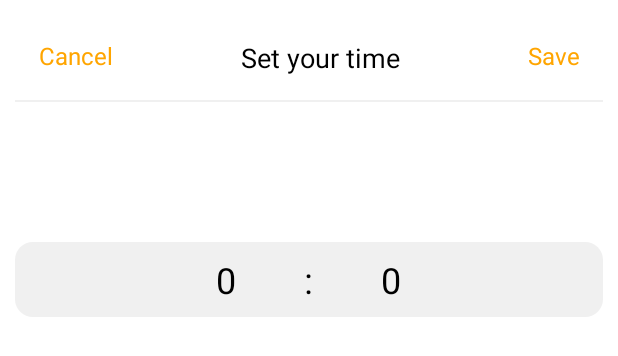
After one commit to LeQNha/DACN1_ToTasks, an Android app: the layout fragment_time_picker_bottom_sheet.xml on its own in the app's theme, with its tools: preview values and no code run, on a phone screen of 412 x 824 dp. The commit adds this screen. Shown: the top 356 px of the screen. Run offline under Robolectric (Android 15) with nearby library versions, the light colour scheme and no system bars.

Commit message:
Add UI fragment timepicker

```diff
--- /dev/null
+++ b/ToTasksApp/app/src/main/res/drawable/bg_picker.xml
@@ -0,0 +1,6 @@
+<?xml version="1.0" encoding="utf-8"?>
+<shape xmlns:android="http://schemas.android.com/apk/res/android"
+    android:shape="rectangle">
+    <solid android:color="#F0F0F0" />
+    <corners android:radius="12dp"/>
+</shape>
--- /dev/null
+++ b/ToTasksApp/app/src/main/res/drawable/bg_time_picker.xml
@@ -0,0 +1,7 @@
+<!-- res/drawable/bg_time_picker.xml -->
+<shape xmlns:android="http://schemas.android.com/apk/res/android"
+    android:shape="rectangle">
+    <solid android:color="#FFFFFF"/>
+    <corners android:radius="16dp"/>
+    <padding android:left="10dp" android:top="10dp" android:right="10dp" android:bottom="10dp"/>
+</shape>
--- /dev/null
+++ b/ToTasksApp/app/src/main/res/layout/fragment_time_picker_bottom_sheet.xml
@@ -0,0 +1,106 @@
+<androidx.constraintlayout.widget.ConstraintLayout xmlns:android="http://schemas.android.com/apk/res/android"
+    xmlns:app="http://schemas.android.com/apk/res-auto"
+    xmlns:tools="http://schemas.android.com/tools"
+    android:layout_width="match_parent"
+    android:layout_height="wrap_content"
+    android:background="@drawable/bg_time_picker">
+
+
+    <LinearLayout
+        android:id="@+id/linear1"
+        android:layout_width="match_parent"
+        android:layout_height="wrap_content"
+        android:orientation="horizontal"
+        android:padding="16dp"
+        app:layout_constraintTop_toTopOf="parent"
+        app:layout_constraintStart_toStartOf="parent"
+        app:layout_constraintEnd_toEndOf="parent">
+
+        <TextView
+            android:id="@+id/btnCancel"
+            android:layout_width="wrap_content"
+            android:layout_height="wrap_content"
+            android:text="Cancel"
+            android:textColor="#FFA500"
+            android:textSize="16sp"
+            android:gravity="center"
+            android:layout_gravity="start"/>
+
+        <TextView
+            android:id="@+id/textTitle"
+            android:layout_width="0dp"
+            android:layout_height="wrap_content"
+            android:text="Set your time"
+            android:textColor="@color/black"
+            android:textSize="18sp"
+            android:gravity="center"
+            android:layout_weight="1"/>
+
+        <TextView
+            android:id="@+id/btnSave"
+            android:layout_width="wrap_content"
+            android:layout_height="wrap_content"
+            android:text="Save"
+            android:textColor="#FFA500"
+            android:textSize="16sp"
+            android:gravity="center"
+            android:layout_gravity="end"/>
+    </LinearLayout>
+    <View
+        android:layout_width="match_parent"
+        android:layout_height="1dp"
+        android:background="#F0F0F0"
+        app:layout_constraintTop_toBottomOf="@id/linear1"
+        app:layout_constraintStart_toStartOf="parent"
+        app:layout_constraintEnd_toEndOf="parent"/>
+
+    <!-- FrameLayout nằm dưới LinearLayout -->
+    <FrameLayout
+        android:layout_width="match_parent"
+        android:layout_height="wrap_content"
+        app:layout_constraintTop_toBottomOf="@id/linear1"
+        app:layout_constraintStart_toStartOf="parent"
+        app:layout_constraintEnd_toEndOf="parent"
+        android:gravity="center_vertical">
+
+        <View
+            android:layout_width="wrap_content"
+            android:layout_height="50dp"
+            android:background="@drawable/bg_picker"
+            android:layout_gravity="center" />
+
+        <LinearLayout
+            android:id="@+id/timePickerLayout"
+            android:layout_width="match_parent"
+            android:layout_height="wrap_content"
+            android:orientation="horizontal"
+            android:gravity="center"
+            android:paddingVertical="20dp">
+
+            <NumberPicker
+                android:id="@+id/numberPickerHour"
+                android:theme="@style/CustomNumberPicker"
+                android:layout_width="wrap_content"
+                android:layout_height="wrap_content"
+                android:layout_margin="10dp"
+                android:textColor="#FFFFFF"
+                android:selectionDividerHeight="0dp"/>
+
+            <TextView
+                android:layout_width="wrap_content"
+                android:layout_height="wrap_content"
+                android:theme="@style/CustomNumberPicker"
+                android:text=":"
+                android:layout_marginHorizontal="10dp"/>
+
+            <NumberPicker
+                android:id="@+id/numberPickerMin"
+                android:theme="@style/CustomNumberPicker"
+                android:layout_width="wrap_content"
+                android:layout_height="wrap_content"
+                android:layout_margin="10dp"
+                android:textColor="#FFFFFF"
+                android:selectionDividerHeight="0dp"/>
+        </LinearLayout>
+    </FrameLayout>
+</androidx.constraintlayout.widget.ConstraintLayout>
--- a/ToTasksApp/app/src/main/res/values/style.xml
+++ b/ToTasksApp/app/src/main/res/values/style.xml
@@ -3,5 +3,11 @@
     <style name="priority_important">
         <item name="android:background">#FF9800</item>
     </style>
-
+    <style name="CustomNumberPicker">
+        <!-- Thay đổi kích thước chữ -->
+        <item name="android:textSize">24sp</item>
+        <item name="android:textColorPrimary">@color/black</item>
+        <item name="android:textColor">@color/black</item>
+        <item name="android:colorControlNormal">@color/black</item>
+    </style>
 </resources>
```
Also changed, not shown: ToTasksApp/app/src/main/java/com/example/totasks/ui/fragments/TimePickerBottomSheetFragment.kt (added, +60 -0 lines), ToTasksApp/app/src/main/res/layout/acnnn.xml (+82 -64 lines).
